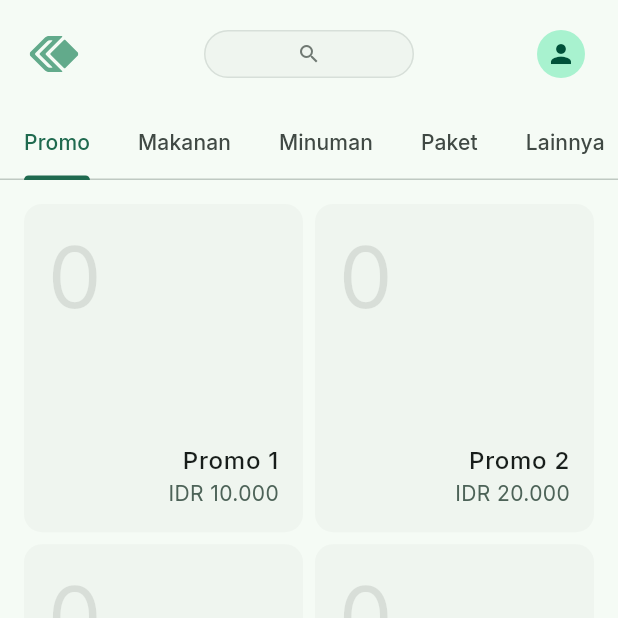
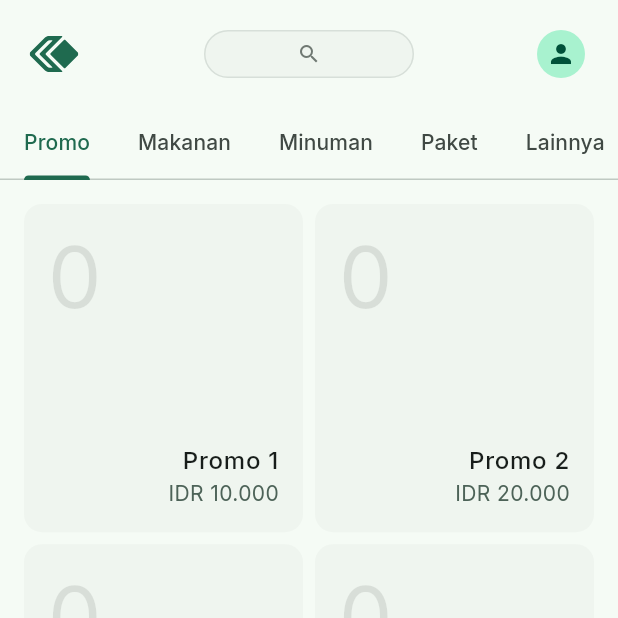
Before and after one commit to Kasway-Tech/pos, a Flutter app: the screen it shows after launch, on a phone screen of 412 x 824 dp, the top half of it. Run offline on Flutter 3.47's test engine with Material 3 defaults, Android fonts, the phone set to English and light mode, and no system bars; drawn by our look-alikes of bounce; our stand-ins replace bloc, cloud_firestore, equatable, firebase_auth, firebase_core, flutter_bloc and 5 more; missing offline and left inert: macos_window_utils, screen_retriever, window_manager; accounts and stored records are empty.

Commit message:
feat: dynamic logo color

```diff
--- a/lib/features/home/view/home_page.dart
+++ b/lib/features/home/view/home_page.dart
@@ -315,6 +315,10 @@ class _HomeViewState extends State<HomeView>
             'assets/svg/brand_icon.svg',
             height: 24,
             fit: BoxFit.contain,
+            colorFilter: ColorFilter.mode(
+              Theme.of(context).colorScheme.primary,
+              BlendMode.srcIn,
+            ),
           ),
         ),
       ),
```
